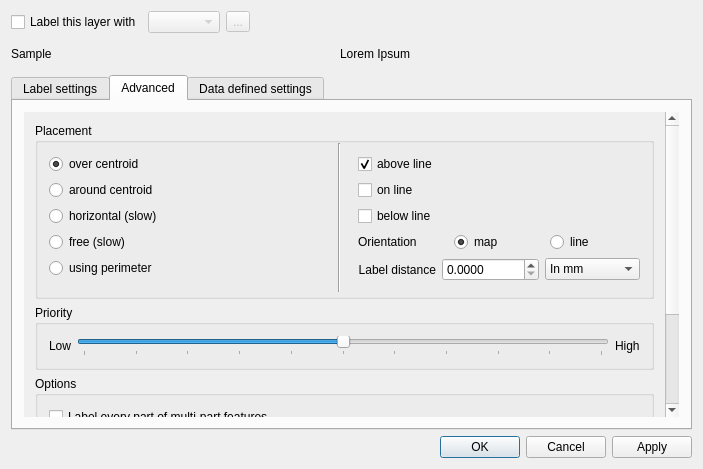
The window that src/ui/qgslabelingguibase.ui (qgis/QGIS) describes before a commit, drawn with Qt 5.
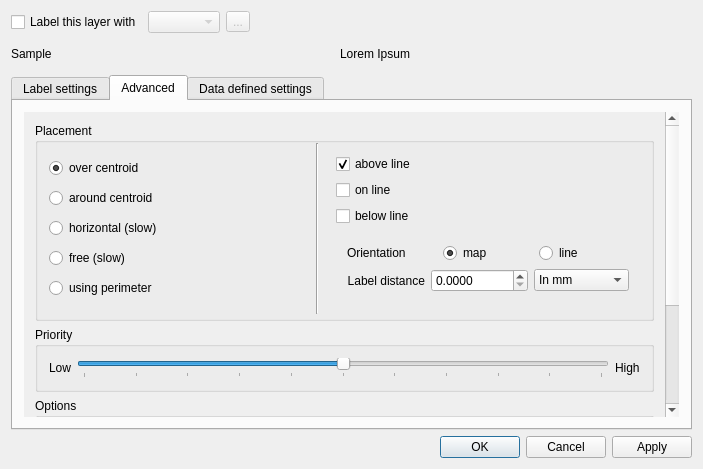
The same window after the commit. The open tabs and pages were chosen to show the change. Icons and pictures are not drawn. Custom widgets are drawn as their Qt base class.

Commit message: Disable options related to interpretation and threatment of above/below line labeling when online labeling is requested.

```diff
--- a/src/ui/qgslabelingguibase.ui
+++ b/src/ui/qgslabelingguibase.ui
@@ -821,6 +821,10 @@
                     </property>
                    </widget>
                   </item>
+
+<item><widget class="QWidget" name="offlineOptions"><!-- { -->
+<layout class="QVBoxLayout" name="offlineOptionsLayout">
+
                   <item>
                    <layout class="QHBoxLayout" name="horizontalLayout_13">
                     <item>
@@ -849,6 +853,7 @@
                     </item>
                    </layout>
                   </item>
+
                   <item>
                    <layout class="QHBoxLayout" name="horizontalLayout_14">
                     <item>
@@ -887,6 +892,11 @@
                     </item>
                    </layout>
                   </item>
+
+</layout><!-- offlineOptionsLayout -->
+</widget><!-- offlineOptions } -->
+</item>
+
                  </layout>
                 </widget>
                 <widget class="QWidget" name="pageOptionsEmpty"/>
```
The commit also changes 1 other file.
